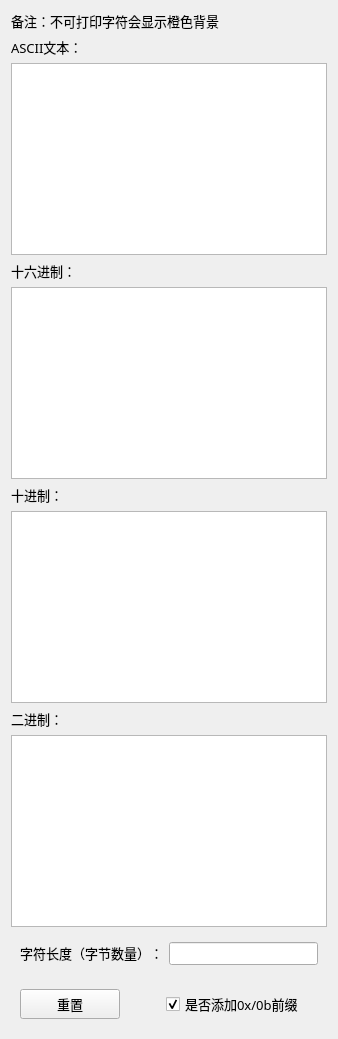
Qt form src/ui/ascii_converter_page.ui (huanfenz/PerryBox) before a commit.
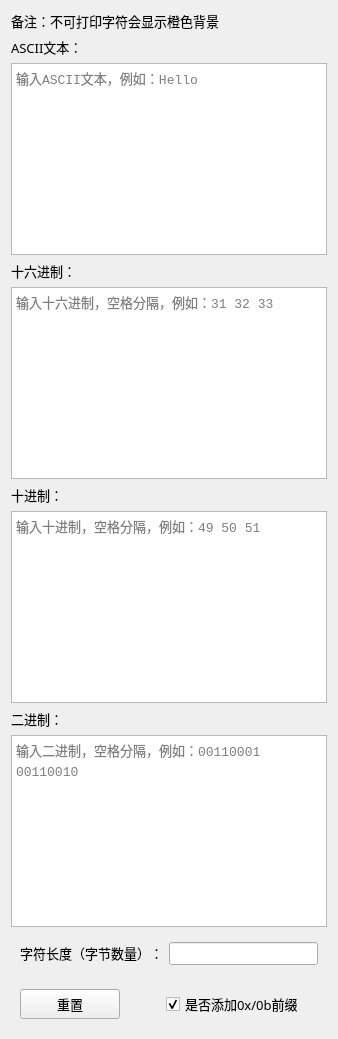
The same form after that commit.

Commit message: feat(ui): 为各功能页输入框统一添加占位提示

```diff
--- a/src/ui/ascii_converter_page.ui
+++ b/src/ui/ascii_converter_page.ui
@@ -40,6 +40,9 @@
      <property name="acceptRichText">
       <bool>false</bool>
      </property>
+      <property name="placeholderText">
+       <string>输入ASCII文本，例如：Hello</string>
+      </property>
     </widget>
    </item>
    <item>
@@ -66,6 +69,9 @@
      <property name="acceptRichText">
       <bool>false</bool>
      </property>
+      <property name="placeholderText">
+       <string>输入十六进制，空格分隔，例如：31 32 33</string>
+      </property>
     </widget>
    </item>
    <item>
@@ -92,6 +98,9 @@
      <property name="acceptRichText">
       <bool>false</bool>
      </property>
+      <property name="placeholderText">
+       <string>输入十进制，空格分隔，例如：49 50 51</string>
+      </property>
     </widget>
    </item>
    <item>
@@ -118,6 +127,9 @@
      <property name="acceptRichText">
       <bool>false</bool>
      </property>
+      <property name="placeholderText">
+       <string>输入二进制，空格分隔，例如：00110001 00110010</string>
+      </property>
     </widget>
    </item>
    <item>
```
Lines whose indentation alone changed are shown as unchanged. The commit also changes 2 other files.
